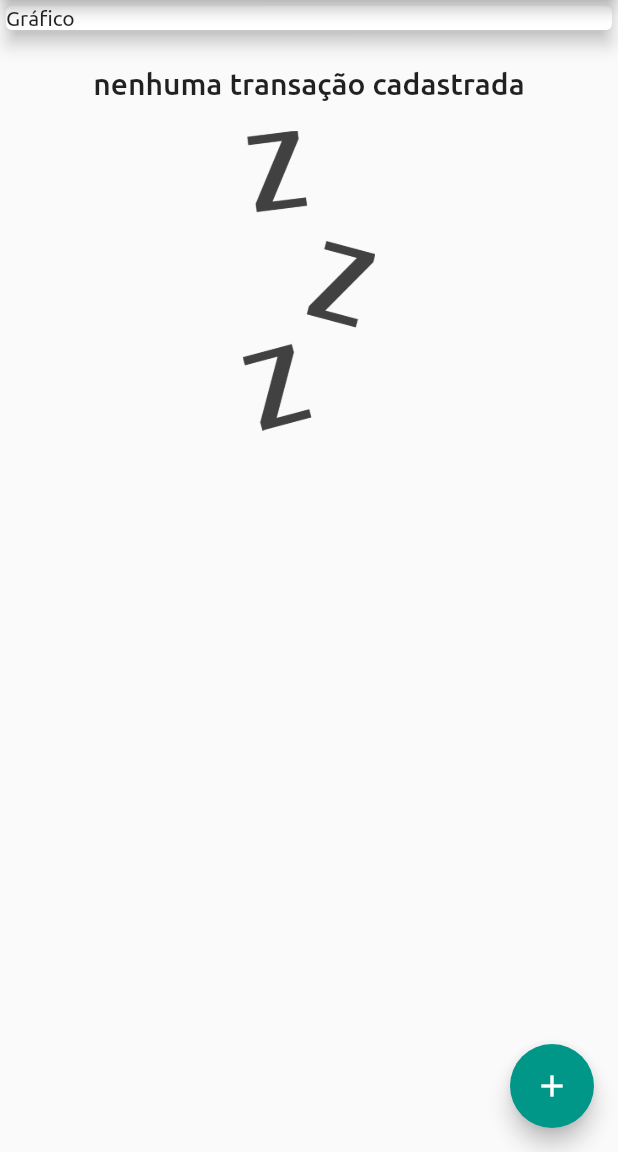
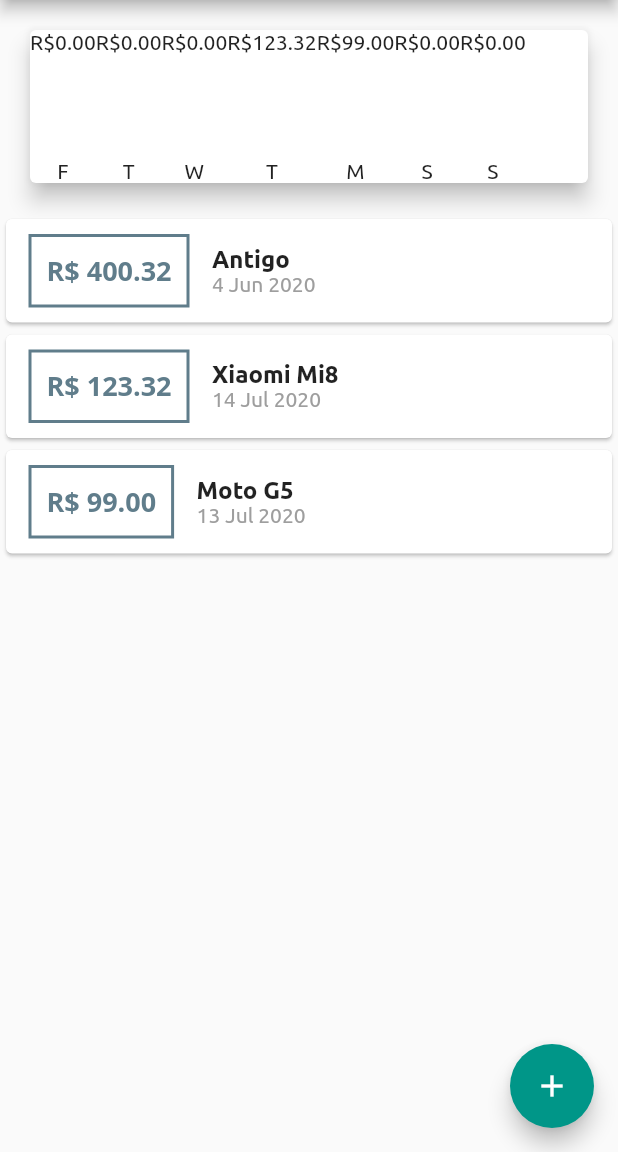
Before and after one commit to leandromt/expenses, a Flutter app: the screen it shows after launch, on a phone screen of 412 x 824 dp, the part 84-1236 px from its top. Run offline on Flutter 3.47's test engine with Material 2 defaults, Android fonts, the phone set to English and light mode, and no system bars; project files that could hold a hidden picture were left out.

Commit message:
Add component charbar

```diff
--- a/lib/components/chart.dart
+++ b/lib/components/chart.dart
@@ -1,5 +1,6 @@
 import 'package:flutter/material.dart';
 import 'package:expenses/models/transaction.dart';
+import 'package:expenses/components/chart_bar.dart';
 import 'package:intl/intl.dart';
 
 class Chart extends StatelessWidget {
@@ -36,12 +37,18 @@ class Chart extends StatelessWidget {
 
   @override
   Widget build(BuildContext context) {
+    groupedTransaction;
     return Card(
       elevation: 6,
       margin: EdgeInsets.all(20),
       child: Row(
-        children: <Widget>[],
-      ),
+          children: groupedTransaction.map((tr) {
+        return ChartBar(
+          label: tr['day'],
+          value: tr['value'],
+          percentage: 0,
+        );
+      }).toList()),
     );
   }
 }
--- /dev/null
+++ b/lib/components/chart_bar.dart
@@ -0,0 +1,30 @@
+import 'package:flutter/material.dart';
+
+class ChartBar extends StatelessWidget {
+  final String label;
+  final double value;
+  final double percentage;
+
+  ChartBar({
+    this.label,
+    this.value,
+    this.percentage,
+  });
+
+  @override
+  Widget build(BuildContext context) {
+    return Column(
+      children: <Widget>[
+        Text('R\$${value.toStringAsFixed(2)}'),
+        SizedBox(height: 5),
+        Container(
+          height: 60,
+          width: 10,
+          child: null,
+        ),
+        SizedBox(height: 5),
+        Text(label),
+      ],
+    );
+  }
+}
--- a/lib/main.dart
+++ b/lib/main.dart
@@ -1,9 +1,9 @@
 import 'dart:math';
+import 'package:expenses/components/chart.dart';
 import 'package:expenses/components/transaction_form.dart';
 import 'package:expenses/components/transaction_list.dart';
 import 'package:expenses/models/transaction.dart';
 import 'package:flutter/material.dart';
-
 import 'models/transaction.dart';
 
 main() => runApp(ExpensesApp());
@@ -29,19 +29,37 @@ class MyHomePage extends StatefulWidget {
 
 class _MyHomePageState extends State<MyHomePage> {
   final List<Transaction> _transactions = [
-    // Transaction(
-    //   id: 'T1',
-    //   title: 'Xiaomi Mi8',
-    //   value: 123.32,
-    //   date: DateTime.now(),
-    // ),
-    // Transaction(
-    //   id: 'T2',
-    //   title: 'Moto G5',
-    //   value: 99,
-    //   date: DateTime.now(),
-    // ),
+    Transaction(
+      id: 'T0',
+      title: 'Antigo',
+      value: 400.32,
+      date: DateTime.now().subtract(Duration(days: 43)),
+    ),
+    Transaction(
+      id: 'T1',
+      title: 'Xiaomi Mi8',
+      value: 123.32,
+      date: DateTime.now().subtract(Duration(days: 3)),
+    ),
+    Transaction(
+      id: 'T2',
+      title: 'Moto G5',
+      value: 99,
+      date: DateTime.now().subtract(Duration(days: 4)),
+    ),
   ];
+
+  List<Transaction> get _recentsTransactions {
+    return _transactions.where((tr) {
+      return tr.date.isAfter(
+        DateTime.now().subtract(
+          Duration(
+            days: 7,
+          ),
+        ),
+      );
+    }).toList();
+  }
 
   _addTransaction(String title, double value) {
     final newTransaction = Transaction(
@@ -82,14 +100,7 @@ class _MyHomePageState extends State<MyHomePage> {
         child: Column(
           crossAxisAlignment: CrossAxisAlignment.stretch,
           children: <Widget>[
-            Container(
-              width: double.infinity,
-              child: Card(
-                // color: Colors.blue,
-                child: Text('Gráfico'),
-                elevation: 5,
-              ),
-            ),
+            Chart(_recentsTransactions),
             TransactionList(_transactions),
           ],
         ),
```
